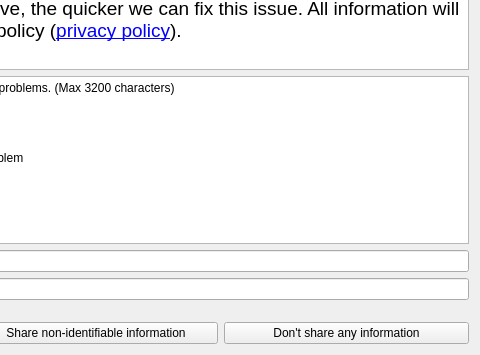
The window that scripts/ErrorReporter/errorreport.ui (mantidproject/mantid) describes before a commit, drawn with Qt 5; both pictures show x 288 to 768 and y 253 to 608 of the 768 by 608 pixel window.
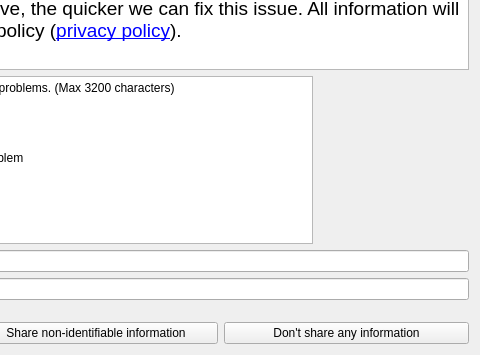
The same window after the commit. Icons and pictures are not drawn.

Commit message: The bug is back!

```diff
--- a/scripts/ErrorReporter/errorreport.ui
+++ b/scripts/ErrorReporter/errorreport.ui
@@ -19,8 +19,8 @@
   <property name="windowTitle">
    <string>Error Report</string>
   </property>
-  <layout class="QVBoxLayout" name="verticalLayout_4">
-   <item>
+  <layout class="QGridLayout" name="gridLayout_2">
+   <item row="0" column="0" colspan="2">
     <widget class="QFrame" name="continue_terminate_frame">
      <property name="font">
       <font>
@@ -115,11 +115,7 @@
      </layout>
     </widget>
    </item>
-   <item>
-    <layout class="QHBoxLayout" name="horizontalLayout_2">
-     <item>
-      <layout class="QVBoxLayout" name="verticalLayout">
-       <item>
+   <item row="1" column="0" colspan="2">
         <widget class="QTextBrowser" name="requestTextBrowser">
          <property name="sizePolicy">
           <sizepolicy hsizetype="Expanding" vsizetype="Expanding">
@@ -152,8 +148,20 @@
          </property>
         </widget>
        </item>
-       <item>
+   <item row="2" column="0">
         <widget class="QPlainTextEdit" name="input_free_text">
+     <property name="sizePolicy">
+      <sizepolicy hsizetype="MinimumExpanding" vsizetype="Expanding">
+       <horstretch>0</horstretch>
+       <verstretch>0</verstretch>
+      </sizepolicy>
+     </property>
+     <property name="minimumSize">
+      <size>
+       <width>400</width>
+       <height>0</height>
+      </size>
+     </property>
          <property name="frameShadow">
           <enum>QFrame::Plain</enum>
          </property>
@@ -172,7 +180,35 @@
          </property>
         </widget>
        </item>
-       <item>
+   <item row="2" column="1">
+    <widget class="QLabel" name="icon">
+     <property name="enabled">
+      <bool>true</bool>
+     </property>
+     <property name="sizePolicy">
+      <sizepolicy hsizetype="Fixed" vsizetype="Fixed">
+       <horstretch>0</horstretch>
+       <verstretch>0</verstretch>
+      </sizepolicy>
+     </property>
+     <property name="minimumSize">
+      <size>
+       <width>150</width>
+       <height>150</height>
+      </size>
+     </property>
+     <property name="text">
+      <string/>
+     </property>
+     <property name="pixmap">
+      <pixmap>../../../../mantid-xcode/mantid/images/crying_mantid.png</pixmap>
+     </property>
+     <property name="scaledContents">
+      <bool>true</bool>
+     </property>
+    </widget>
+   </item>
+   <item row="3" column="0" colspan="2">
         <layout class="QGridLayout" name="gridLayout">
          <item row="0" column="1">
           <widget class="QLineEdit" name="input_name_line_edit">
@@ -220,11 +256,7 @@
          </item>
         </layout>
        </item>
-      </layout>
-     </item>
-    </layout>
-   </item>
-   <item>
+   <item row="4" column="0" colspan="2">
     <layout class="QHBoxLayout" name="horizontalLayout">
      <item>
       <widget class="QPushButton" name="fullShareButton">
```
Lines whose indentation alone changed are shown as unchanged. The commit also changes 1 other file.
